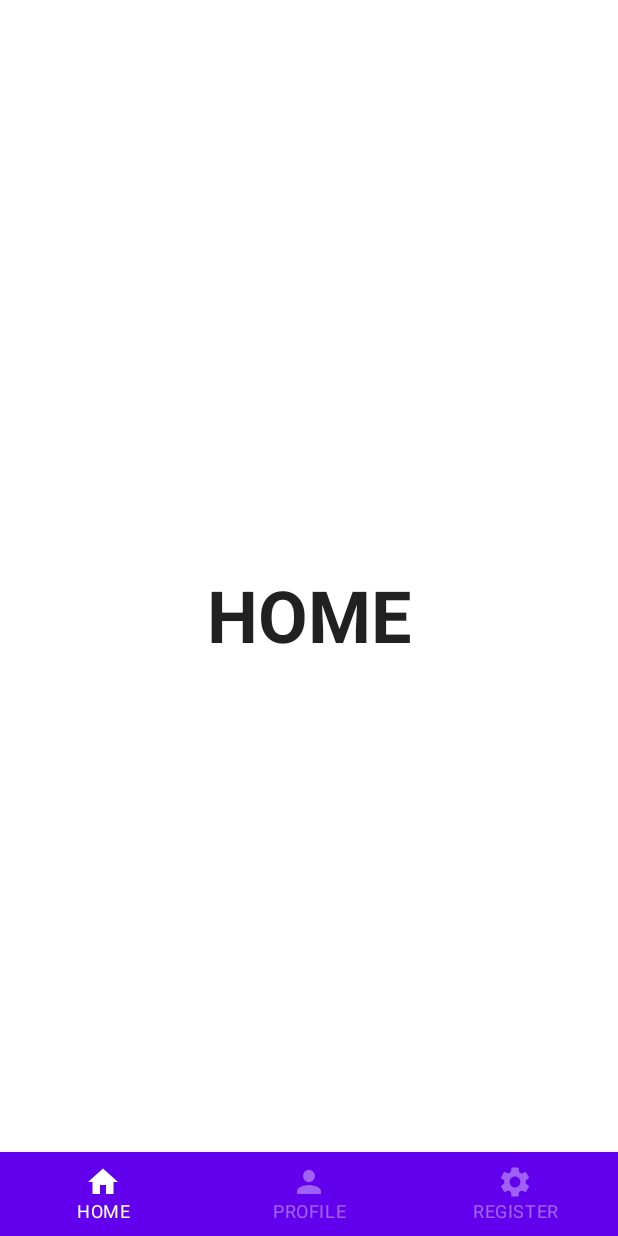
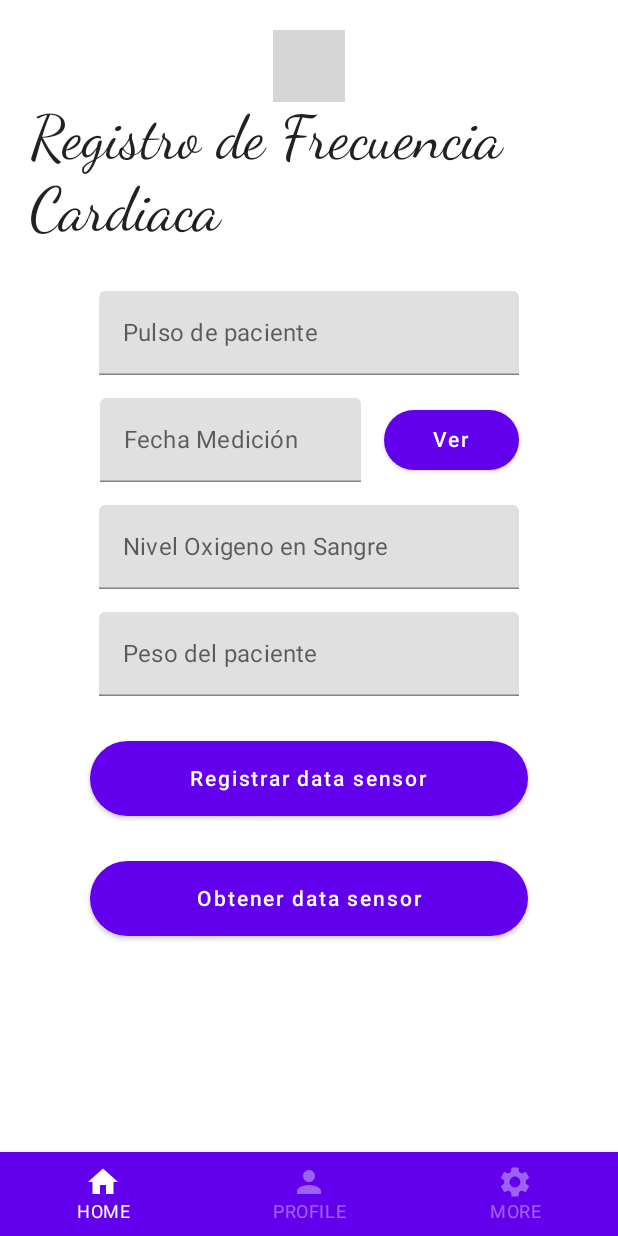
Before and after one commit to Maricarmen5-31/PressureControl, an Android app built with Jetpack Compose: the screen it shows after launch (MainActivity), after a tap on "Login", on a phone screen of 412 x 824 dp. Run offline under Robolectric (Android 15) with nearby library versions, the phone set to English and light mode, and no system bars; libraries missing offline, so code that uses them is left out: com.maxkeppeker.sheets, com.maxkeppeler.sheets; 3 statements that could not run were skipped; grey boxes are pictures that could not be loaded.

Commit message:
version03NAV

```diff
--- a/app/build.gradle
+++ b/app/build.gradle
@@ -4,12 +4,12 @@ plugins {
 }
 
 android {
-    compileSdk 32
+    compileSdk 33
 
     defaultConfig {
         applicationId "com.example.nestednavigationbottombardemo"
-        minSdk 21
-        targetSdk 32
+        minSdk 26
+        targetSdk 33
         versionCode 1
         versionName "1.0"
 
@@ -62,4 +62,7 @@ dependencies {
 
     // Navigation Compose
     implementation("androidx.navigation:navigation-compose:2.5.0-rc01")
+
+    //calendar
+    implementation 'com.maxkeppeler.sheets-compose-dialogs:calendar:1.0.2'
 }
--- a/app/src/main/java/com/example/projectdanp/BottomBarScreen.kt
+++ b/app/src/main/java/com/example/projectdanp/BottomBarScreen.kt
@@ -23,9 +23,9 @@ sealed class BottomBarScreen(
         icon = Icons.Default.Person
     )
 
-    object Register : BottomBarScreen(
-        route = "REGISTER",
-        title = "REGISTER",
+    object More : BottomBarScreen(
+        route = "MORE",
+        title = "MORE",
         icon = Icons.Default.Settings
     )
 }
--- a/app/src/main/java/com/example/projectdanp/MainActivity.kt
+++ b/app/src/main/java/com/example/projectdanp/MainActivity.kt
@@ -8,7 +8,7 @@ import androidx.compose.material.MaterialTheme
 import androidx.compose.material.Surface
 import androidx.compose.ui.Modifier
 import androidx.navigation.compose.rememberNavController
-import com.example.projectdanp.graphs.RootNavigationGraph
+import com.example.projectdanp.screens.graphs.RootNavigationGraph
 import com.example.projectdanp.ui.theme.NestedNavigationBottomBarDemoTheme
 
 class MainActivity : ComponentActivity() {
--- /dev/null
+++ b/app/src/main/java/com/example/projectdanp/screens/RegisterDataSensor.kt
@@ -0,0 +1,169 @@
+package com.example.projectdanp.screens
+
+import android.util.Log
+import androidx.compose.foundation.layout.*
+import androidx.compose.foundation.shape.RoundedCornerShape
+import androidx.compose.material.*
+import androidx.compose.runtime.Composable
+import androidx.compose.runtime.mutableStateOf
+import androidx.compose.runtime.remember
+import androidx.compose.runtime.getValue
+import androidx.compose.runtime.setValue
+import androidx.compose.runtime.saveable.rememberSaveable
+import androidx.compose.ui.Alignment
+import androidx.compose.ui.Modifier
+import androidx.compose.ui.text.TextStyle
+import androidx.compose.ui.text.font.FontFamily
+import androidx.compose.ui.unit.dp
+import androidx.compose.ui.unit.sp
+import com.maxkeppeker.sheets.core.models.base.rememberSheetState
+import com.maxkeppeler.sheets.calendar.CalendarDialog
+import com.maxkeppeler.sheets.calendar.models.CalendarSelection
+
+@Composable
+fun RegisterDataSensor() {
+
+    val calendarState = rememberSheetState()
+
+    Column(
+        modifier = Modifier.padding(20.dp),
+        verticalArrangement = Arrangement.Center,
+        horizontalAlignment = Alignment.CenterHorizontally,
+    ) {
+
+        val pulsoFrecuCard = remember {
+            mutableStateOf("")
+        }
+
+        val nivelOxigenoSangre = remember {
+            mutableStateOf("")
+        }
+
+        val peso = remember {
+            mutableStateOf("")
+        }
+
+        val fecha = remember {
+            mutableStateOf("")
+        }
+
+        CalendarDialog(
+            state = calendarState,
+            selection = CalendarSelection.Date { date ->
+                fecha.value = "$date"
+            }
+        )
+
+        Text(
+            text = "Registro de Frecuencia Cardiaca",
+            style = TextStyle(fontSize = 40.sp, fontFamily = FontFamily.Cursive)
+        )
+
+        Spacer(modifier = Modifier.height(30.dp))
+
+        TextField(
+            label = { Text(text = "Pulso de paciente") },
+            value = pulsoFrecuCard.value,
+            onValueChange = { pulsoFrecuCard.value = it }
+        )
+
+        Spacer(modifier = Modifier.height(15.dp))
+
+        Row(
+            modifier = Modifier
+                .fillMaxWidth(),
+            verticalAlignment = Alignment.CenterVertically,
+            horizontalArrangement = Arrangement.Center,
+        ) {
+            TextField(
+                modifier = Modifier.width(174.dp),
+                label = { Text(text = "Fecha Medición") },
+                value = fecha.value,
+                onValueChange = { fecha.value = it }
+            )
+            Button(
+                onClick = { calendarState.show() },
+                shape = RoundedCornerShape(50.dp),
+                modifier = Modifier
+                    .padding(15.dp, 0.dp, 0.dp, 0.dp)
+                    .height(40.dp)
+                    .width(90.dp)
+
+            ) {
+                Text(text = "Ver")
+            }
+        }
+        Spacer(modifier = Modifier.height(15.dp))
+
+        TextField(
+            label = { Text(text = "Nivel Oxigeno en Sangre") },
+            value = nivelOxigenoSangre.value,
+            onValueChange = { nivelOxigenoSangre.value = it }
+        )
+
+        Spacer(modifier = Modifier.height(15.dp))
+
+        TextField(
+            label = { Text(text = "Peso del paciente") },
+            value = peso.value,
+            onValueChange = { peso.value = it }
+        )
+
+        Spacer(modifier = Modifier.height(30.dp))
+
+        var show by rememberSaveable {
+            mutableStateOf(false)
+        }
+
+        Box(modifier = Modifier.padding(40.dp, 0.dp, 40.dp, 0.dp)) {
+            Button(
+                onClick = {
+                    show = true
+                },
+                shape = RoundedCornerShape(50.dp),
+                modifier = Modifier
+                    .fillMaxWidth()
+                    .height(50.dp)
+            ) {
+                Text(text = "Registrar data sensor")
+            }
+        }
+
+        Spacer(modifier = Modifier.height(30.dp))
+
+        Box(modifier = Modifier.padding(40.dp, 0.dp, 40.dp, 0.dp)) {
+            Button(
+                onClick = {
+                    show = true
+                },
+                shape = RoundedCornerShape(50.dp),
+                modifier = Modifier
+                    .fillMaxWidth()
+                    .height(50.dp)
+            ) {
+                Text(text = "Obtener data sensor")
+            }
+        }
+
+        DialogConfirm(show, {show = false}, { Log.i("accion", "click")})
+    }
+}
+
+@Composable
+fun DialogConfirm(
+    show: Boolean,
+    onDismiss: () -> Unit,
+    onConfirm: () -> Unit
+) {
+    if(show) {
+        AlertDialog(onDismissRequest = { onDismiss() },
+            confirmButton = { TextButton(onClick = { onConfirm() }) {
+                Text(text = "Aceptar")
+            }},
+            dismissButton = { TextButton(onClick = { onDismiss() }) {
+                Text(text = "Cancelar")
+            }},
+            title = { Text(text = "CONFIRMACION DE REGISTRO") },
+            text = { Text(text = "¿Estas seguro de registrar este dato del paciente?")})
+    }
+}
--- a/app/src/main/java/com/example/projectdanp/graphs/AuthNavGraph.kt
+++ b/app/src/main/java/com/example/projectdanp/screens/graphs/AuthNavGraph.kt
@@ -1,4 +1,4 @@
-package com.example.projectdanp.graphs
+package com.example.projectdanp.screens.graphs
 
 import androidx.navigation.NavGraphBuilder
 import androidx.navigation.NavHostController
--- a/app/src/main/java/com/example/projectdanp/graphs/HomeNavGraph.kt
+++ b/app/src/main/java/com/example/projectdanp/screens/graphs/HomeNavGraph.kt
@@ -1,4 +1,4 @@
-package com.example.projectdanp.graphs
+package com.example.projectdanp.screens.graphs
 
 import androidx.compose.runtime.Composable
 import androidx.navigation.NavGraphBuilder
@@ -7,6 +7,7 @@ import androidx.navigation.compose.NavHost
 import androidx.navigation.compose.composable
 import androidx.navigation.navigation
 import com.example.projectdanp.BottomBarScreen
+import com.example.projectdanp.screens.RegisterDataSensor
 import com.example.projectdanp.screens.ScreenContent
 
 @Composable
@@ -17,12 +18,7 @@ fun HomeNavGraph(navController: NavHostController) {
         startDestination = BottomBarScreen.Home.route
     ) {
         composable(route = BottomBarScreen.Home.route) {
-            ScreenContent(
-                name = BottomBarScreen.Home.route,
-                onClick = {
-                    navController.navigate(Graph.DETAILS)
-                }
-            )
+            RegisterDataSensor()
         }
         composable(route = BottomBarScreen.Profile.route) {
             ScreenContent(
@@ -30,9 +26,9 @@ fun HomeNavGraph(navController: NavHostController) {
                 onClick = { }
             )
         }
-        composable(route = BottomBarScreen.Register.route) {
+        composable(route = BottomBarScreen.More.route) {
             ScreenContent(
-                name = BottomBarScreen.Register.route,
+                name = BottomBarScreen.More.route,
                 onClick = { }
             )
         }
--- a/app/src/main/java/com/example/projectdanp/graphs/RootNavGraph.kt
+++ b/app/src/main/java/com/example/projectdanp/screens/graphs/RootNavGraph.kt
@@ -1,4 +1,4 @@
-package com.example.projectdanp.graphs
+package com.example.projectdanp.screens.graphs
 
 import androidx.compose.runtime.Composable
 import androidx.navigation.NavHostController
--- a/app/src/main/java/com/example/projectdanp/screens/home/HomeScreen.kt
+++ b/app/src/main/java/com/example/projectdanp/screens/home/HomeScreen.kt
@@ -11,7 +11,7 @@ import androidx.navigation.NavHostController
 import androidx.navigation.compose.currentBackStackEntryAsState
 import androidx.navigation.compose.rememberNavController
 import com.example.projectdanp.BottomBarScreen
-import com.example.projectdanp.graphs.HomeNavGraph
+import com.example.projectdanp.screens.graphs.HomeNavGraph
 
 @Composable
 fun HomeScreen(navController: NavHostController = rememberNavController()) {
@@ -27,7 +27,7 @@ fun BottomBar(navController: NavHostController) {
     val screens = listOf(
         BottomBarScreen.Home,
         BottomBarScreen.Profile,
-        BottomBarScreen.Register,
+        BottomBarScreen.More,
     )
     val navBackStackEntry by navController.currentBackStackEntryAsState()
     val currentDestination = navBackStackEntry?.destination
```
